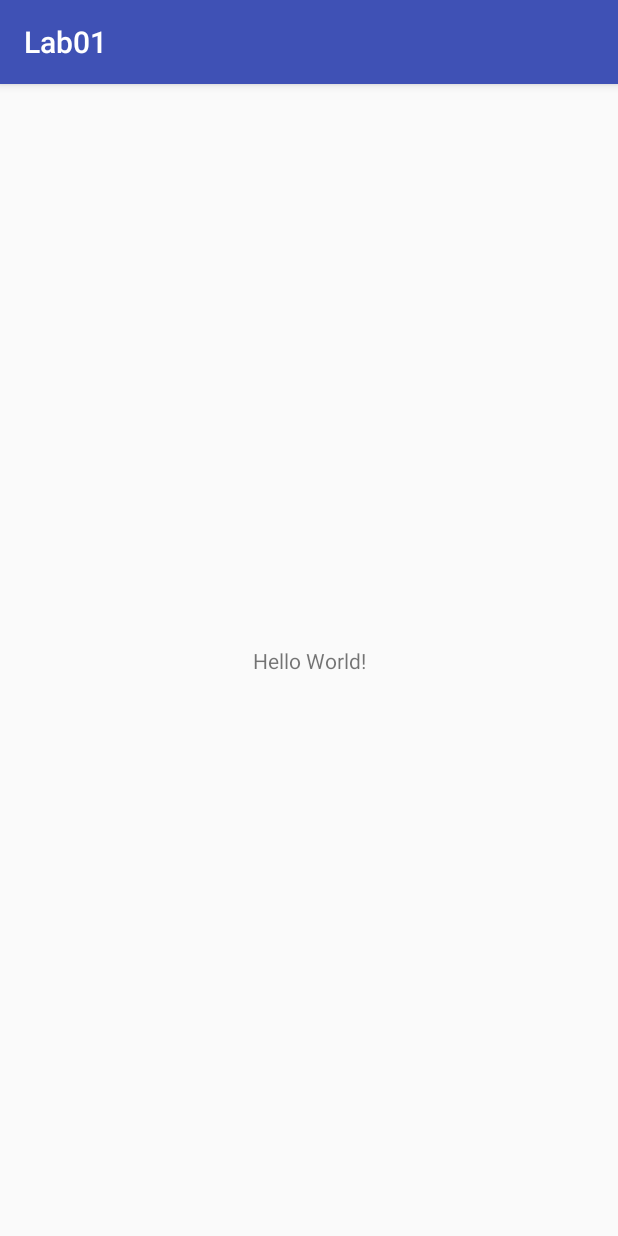
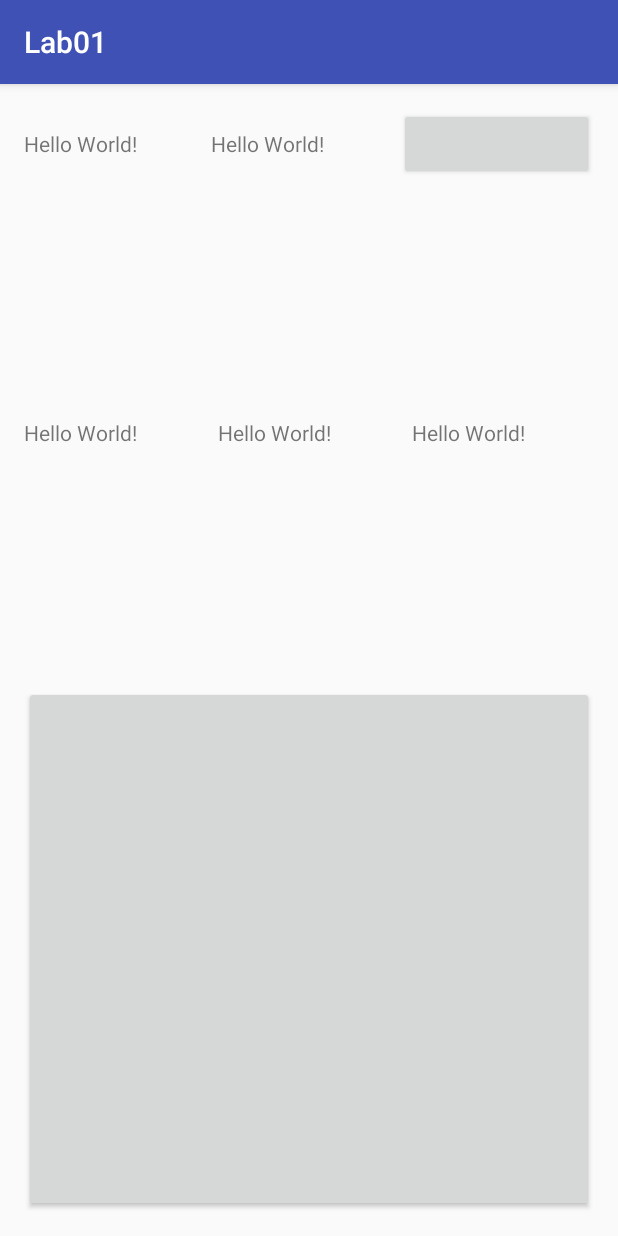
Before and after one commit to kcresswell/EIK_CS6018, an Android app: the screen it shows after launch (MainActivity), on a phone screen of 412 x 824 dp. Run offline under Robolectric (Android 15) with nearby library versions, the light colour scheme and no system bars.

Commit message:
updated linear layout view

```diff
--- a/Labs/Lab01/app/src/main/res/layout/activity_main.xml
+++ b/Labs/Lab01/app/src/main/res/layout/activity_main.xml
@@ -1,18 +1,83 @@
 <?xml version="1.0" encoding="utf-8"?>
-<android.support.constraint.ConstraintLayout xmlns:android="http://schemas.android.com/apk/res/android"
+<LinearLayout xmlns:android="http://schemas.android.com/apk/res/android"
     xmlns:app="http://schemas.android.com/apk/res-auto"
     xmlns:tools="http://schemas.android.com/tools"
     android:layout_width="match_parent"
     android:layout_height="match_parent"
-    tools:context=".MainActivity">
+    tools:context=".MainActivity"
+    android:layout_margin="16dp"
+    android:orientation="vertical">
 
-    <TextView
-        android:layout_width="wrap_content"
+    <LinearLayout xmlns:android="http://schemas.android.com/apk/res/android"
+        xmlns:app="http://schemas.android.com/apk/res-auto"
+        xmlns:tools="http://schemas.android.com/tools"
+        android:layout_width="match_parent"
         android:layout_height="wrap_content"
-        android:text="Hello World!"
-        app:layout_constraintBottom_toBottomOf="parent"
-        app:layout_constraintLeft_toLeftOf="parent"
-        app:layout_constraintRight_toRightOf="parent"
-        app:layout_constraintTop_toTopOf="parent" />
+        tools:context=".MainActivity"
+        android:orientation="vertical"
+        android:layout_weight="1">
+    <LinearLayout xmlns:android="http://schemas.android.com/apk/res/android"
+        xmlns:app="http://schemas.android.com/apk/res-auto"
+        xmlns:tools="http://schemas.android.com/tools"
+        android:layout_width="match_parent"
+        android:layout_height="wrap_content"
+        tools:context=".MainActivity"
+        android:orientation="horizontal"
+        android:layout_marginBottom="8dp"
+        android:layout_weight="1">
 
-</android.support.constraint.ConstraintLayout>
+        <TextView
+            android:layout_width="wrap_content"
+            android:layout_height="wrap_content"
+            android:text="Hello World!"
+            android:layout_marginRight="8dp"
+            android:layout_weight="1"/>
+        <TextView
+            android:layout_width="wrap_content"
+            android:layout_height="wrap_content"
+            android:text="Hello World!"
+            android:layout_marginRight="8dp"
+            android:layout_weight="1"/>
+        <Button
+            android:layout_width="wrap_content"
+            android:layout_height="wrap_content"
+            android:layout_weight="1"/>
+    </LinearLayout>
+
+    <LinearLayout xmlns:android="http://schemas.android.com/apk/res/android"
+        xmlns:app="http://schemas.android.com/apk/res-auto"
+        xmlns:tools="http://schemas.android.com/tools"
+        android:layout_width="match_parent"
+        android:layout_height="wrap_content"
+        tools:context=".MainActivity"
+        android:orientation="horizontal"
+        android:layout_marginBottom="8dp"
+        android:layout_weight="1">
+
+        <TextView
+            android:layout_width="wrap_content"
+            android:layout_height="wrap_content"
+            android:text="Hello World!"
+            android:layout_marginRight="8dp"
+            android:layout_weight="1"/>
+        <TextView
+            android:layout_width="wrap_content"
+            android:layout_height="wrap_content"
+            android:text="Hello World!"
+            android:layout_marginRight="8dp"
+            android:layout_weight="1"/>
+        <TextView
+            android:layout_width="wrap_content"
+            android:layout_height="wrap_content"
+            android:text="Hello World!"
+            android:layout_weight="1"/>
+    </LinearLayout>
+    </LinearLayout>
+
+    <Button
+        android:layout_width="match_parent"
+        android:layout_height="wrap_content"
+        android:layout_gravity="center_horizontal"
+        android:layout_weight="1"/>
+
+</LinearLayout>
```
